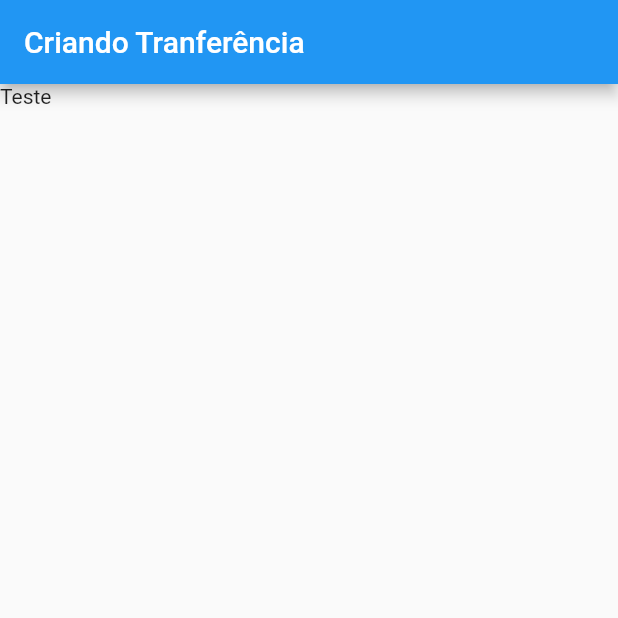
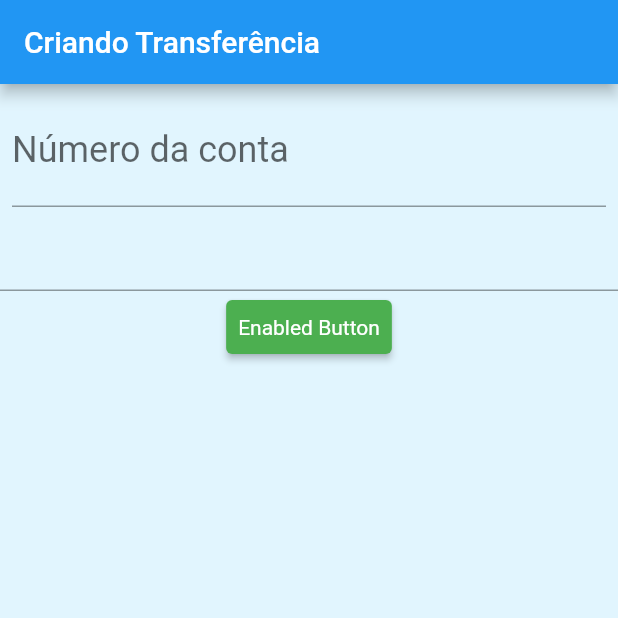
Before and after one commit to rogeriodelphi/bytebank, a Flutter app: the screen it shows after launch, on a phone screen of 412 x 824 dp, the top half of it. Run offline on Flutter 3.47's test engine with Material 2 defaults, Android fonts, the phone set to English and light mode, and no system bars.

Commit message:
Setting up the form layout

```diff
--- a/lib/main.dart
+++ b/lib/main.dart
@@ -17,8 +17,39 @@ class FormularioTransferencia extends StatelessWidget {
   @override
   Widget build(BuildContext context) {
     return Scaffold(
-        appBar: AppBar(title: Text('Criando Tranferência'),),
-        body: Text('Teste'));
+      appBar: AppBar(
+        title: Text('Criando Transferência'),
+      ),
+      body: Column(
+        children: <Widget>[
+          Padding(
+            padding: const EdgeInsets.all(8.0),
+            child: TextField(
+              style: TextStyle(
+                fontSize: 24.0,
+              ),
+              decoration: InputDecoration(
+                  labelText: 'Número da conta',
+                  hintText: '0000'
+              ),
+            ),
+          ),
+          TextField(),
+          ElevatedButton(
+              style: ButtonStyle(
+                  backgroundColor: MaterialStateProperty.all(Colors.green),
+                  padding:
+                  MaterialStateProperty.all(const EdgeInsets.all(8.0)),
+                  textStyle: MaterialStateProperty.all(
+                      const TextStyle(fontSize: 14, color: Colors.white))),
+              onPressed: () {
+              },
+              child: const Text('Enabled Button')),
+
+        ],
+      ),
+      backgroundColor: Colors.lightBlue[50],
+    );
   }
 }
 
```
